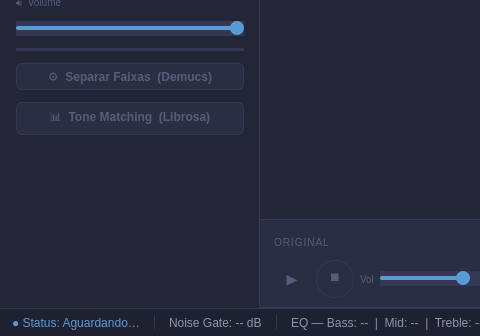
broken-usb/uninstrumephy, file gui/mainwindow.ui: the form before one commit; both pictures show x 0 to 480 and y 244 to 580 of the 860 by 580 pixel window.
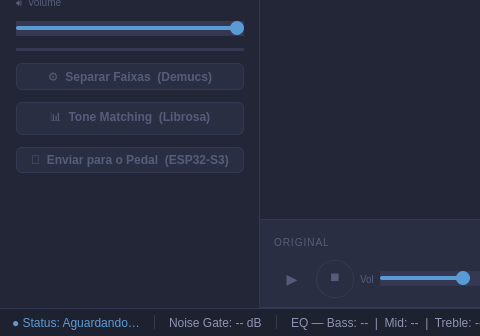
The form after the commit.

Commit message: Implementação(?) inicial da comunicação com o Hardware e correções na interface

Patch:
```diff
--- a/gui/mainwindow.ui
+++ b/gui/mainwindow.ui
@@ -143,6 +143,19 @@
     color: #555d7a;
 }
 
+QPushButton#btn_send_hardware {
+    background-color: #8a5a1f;
+    color: #eff0f5;
+    border: 1px solid #e0993a;
+}
+QPushButton#btn_send_hardware:hover   { background-color: #a56d27; }
+QPushButton#btn_send_hardware:pressed { background-color: #6e4718; }
+QPushButton#btn_send_hardware:disabled {
+    background-color: #2a2e42;
+    border-color: #343852;
+    color: #555d7a;
+}
+
 QPushButton#btn_play_orig,
 QPushButton#btn_stop_orig,
 QPushButton#btn_play_guitar,
@@ -463,6 +476,16 @@
           </property>
          </widget>
         </item>
+        <item>
+         <widget class="QPushButton" name="btn_send_hardware">
+          <property name="enabled">
+           <bool>false</bool>
+          </property>
+          <property name="text">
+           <string>🔌  Enviar para o Pedal  (ESP32-S3)</string>
+          </property>
+         </widget>
+        </item>
         <item>
          <spacer name="leftSpacer">
           <property name="orientation">
```
The commit also changes 6 other files.
